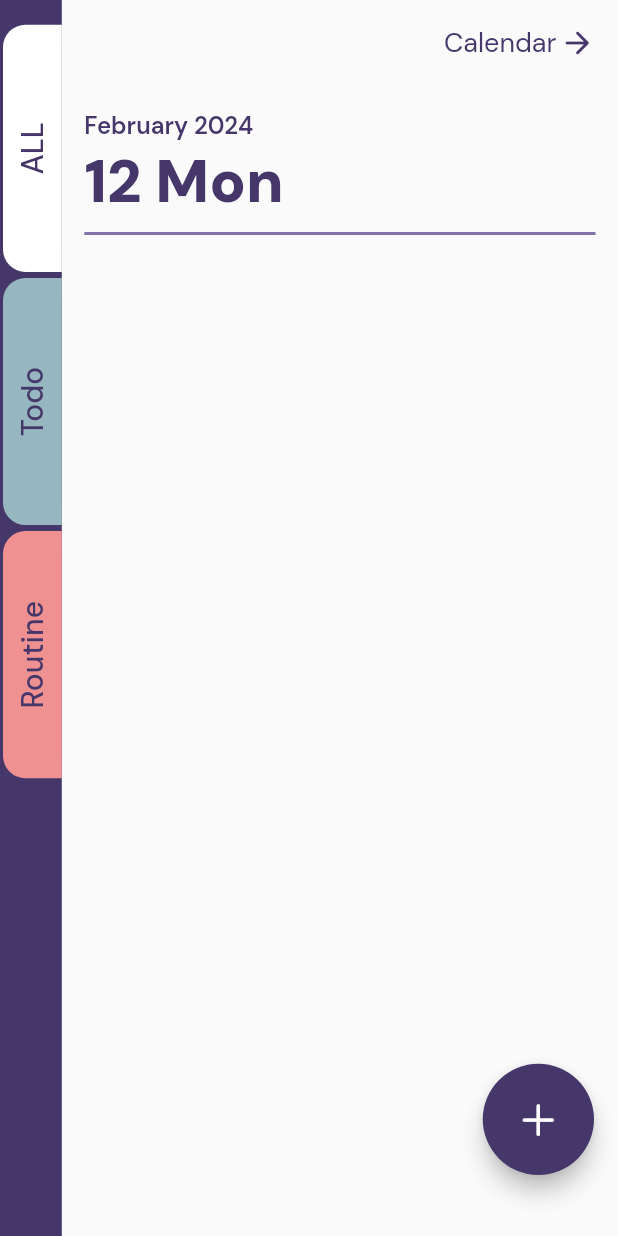
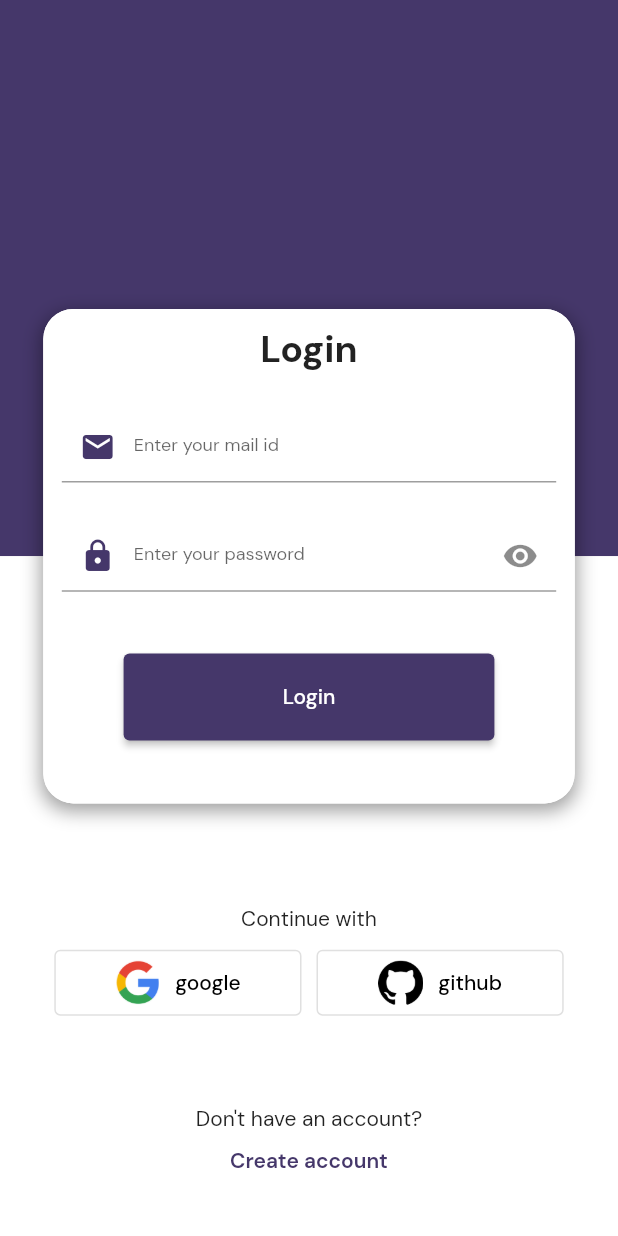
Before and after one commit to sujisujitha1999/todo-app, a Flutter app: the screen it shows after launch, on a phone screen of 412 x 824 dp. Run offline on Flutter 3.47's test engine with Material 2 defaults, Android fonts, the phone set to English and light mode, and no system bars; our stand-ins replace cloud_firestore, firebase_auth, firebase_core, get, google_fonts, logger; accounts and stored records are empty.

Commit message:
email authenticaton implemented

```diff
--- a/lib/constant.dart
+++ b/lib/constant.dart
@@ -3,3 +3,4 @@ import 'package:flutter/material.dart';
 Color violet = Color(0xff45376a);
 Color todoColor = Color(0xff97b7c0);
 Color routinecolor = Color(0xffef9191);
+Color backgroundColor = Color(0xffddd0c8);
--- a/lib/main.dart
+++ b/lib/main.dart
@@ -1,6 +1,7 @@
 import 'package:firebase_core/firebase_core.dart';
 import 'package:flutter/material.dart';
 import 'package:get/get.dart';
+import 'package:todo_app/pages/login/login_controller.dart';
 
 import 'firebase_options.dart';
 import 'pages/add_item/add_item_controller.dart';
@@ -14,6 +15,7 @@ void main() async {
   );
   Get.put(AddItemController());
   Get.put(TodoListController());
+  Get.put(LoginController());
   runApp(const MyApp());
 }
 
--- /dev/null
+++ b/lib/pages/login/login_controller.dart
@@ -0,0 +1,50 @@
+import 'package:firebase_auth/firebase_auth.dart';
+import 'package:flutter/widgets.dart';
+import 'package:get/get.dart';
+import 'package:todo_app/firebase/firebase_authentication.dart';
+import 'package:todo_app/pages/login/login_view.dart';
+import 'package:todo_app/pages/todo_list/todo_list_controller.dart';
+import 'package:todo_app/pages/todo_list/todo_list_view.dart';
+import 'package:todo_app/utils.dart' as u;
+
+class LoginController extends GetxController {
+  TextEditingController emailController = TextEditingController();
+  TextEditingController passwordController = TextEditingController();
+
+  validateEmailAndPassword() {
+    if (emailController.text.isEmpty) {
+      u.showWarning("Warning", "Please Enter email id");
+      return;
+    } else if (passwordController.text.isEmpty) {
+      u.showWarning("Warning", "Please Enter password");
+    } else if (passwordController.text.length < 6) {
+      u.showWarning("Warning", "Please give password Atleast 6 characters");
+      return;
+    }
+  }
+
+  onLogin() {
+    validateEmailAndPassword();
+    FirebaseAuthentication()
+        .createNewUser(emailController.text, passwordController.text)
+        .then((value) {
+      if (value == null) {
+        print("Logged in successfully.");
+        Get.offAll(() => HomeView());
+      } else {
+        print(value);
+      }
+    });
+  }
+
+  checkUserLoggedInOrNot() {
+    FirebaseAuth.instance.authStateChanges().listen((user) {
+      if (user == null) {
+        Get.offAll(() => LoginView());
+      } else {
+        Get.find<TodoListController>().getTodos();
+        Get.offAll(() => HomeView());
+      }
+    });
+  }
+}
--- /dev/null
+++ b/lib/pages/login/login_view.dart
@@ -0,0 +1,215 @@
+import 'package:flutter/material.dart';
+import 'package:get/get.dart';
+import 'package:google_fonts/google_fonts.dart';
+import 'package:todo_app/constant.dart';
+import 'package:todo_app/pages/login/login_controller.dart';
+import 'package:todo_app/utils.dart' as u;
+
+class LoginView extends GetView<LoginController> {
+  const LoginView({super.key});
+
+  @override
+  Widget build(BuildContext context) {
+    double height = MediaQuery.of(context).size.height;
+    double width = MediaQuery.of(context).size.width;
+    return Scaffold(
+      resizeToAvoidBottomInset: false,
+      // backgroundColor: backgroundColor,
+      body: Stack(
+        children: [
+          SingleChildScrollView(
+            child: Column(
+              mainAxisAlignment: MainAxisAlignment.center,
+              children: [
+                Container(
+                  width: width,
+                  height: height * .45,
+                  color: violet,
+                ),
+                Container(
+                  color: Colors.white,
+                  width: width,
+                  height: height * .55,
+                  child: Column(
+                    mainAxisAlignment: MainAxisAlignment.end,
+                    children: [
+                      const u.TextWithDmSans(
+                        text: "Continue with",
+                      ),
+                      u.vFill(10),
+                      Row(
+                        children: [
+                          const Spacer(),
+                          SizedBox(
+                            width: width * .4,
+                            child: OutlinedButton(
+                              style: OutlinedButton.styleFrom(
+                                  padding:
+                                      const EdgeInsets.symmetric(vertical: 7)),
+                              onPressed: () {},
+                              child: Row(
+                                mainAxisAlignment: MainAxisAlignment.center,
+                                children: [
+                                  Image.asset(
+                                    "images/google.png",
+                                    height: 30,
+                                    width: 30,
+                                  ),
+                                  u.hFill(10),
+                                  const u.TextWithDmSans(
+                                    text: "google",
+                                    color: Colors.black,
+                                  )
+                                ],
+                              ),
+                            ),
+                          ),
+                          u.hFill(10),
+                          SizedBox(
+                            width: width * .4,
+                            child: OutlinedButton(
+                              style: OutlinedButton.styleFrom(
+                                  padding:
+                                      const EdgeInsets.symmetric(vertical: 7)),
+                              onPressed: () {},
+                              child: Row(
+                                mainAxisAlignment: MainAxisAlignment.center,
+                                children: [
+                                  Image.asset(
+                                    "images/github.png",
+                                    height: 30,
+                                    width: 30,
+                                  ),
+                                  u.hFill(10),
+                                  const u.TextWithDmSans(
+                                    text: "github",
+                                    color: Colors.black,
+                                  )
+                                ],
+                              ),
+                            ),
+                          ),
+                          const Spacer(),
+                        ],
+                      ),
+                      u.vFill(height * .07),
+                      const u.TextWithDmSans(
+                        text: "Don't have an account?",
+                      ),
+                      u.vFill(10),
+                      InkWell(
+                        child: u.TextWithDmSans(
+                          text: "Create account",
+                          weight: FontWeight.w600,
+                          color: violet,
+                        ),
+                      ),
+                      u.vFill(height * .05)
+                    ],
+                  ),
+                )
+              ],
+            ),
+          ),
+          Positioned(
+            top: height * .25,
+            child: Container(
+              width: width * .86,
+              margin: EdgeInsets.symmetric(horizontal: width * .07),
+              padding:
+                  EdgeInsets.symmetric(horizontal: width * .03, vertical: 10),
+              height: height * .4,
+              decoration: BoxDecoration(
+                  borderRadius: BorderRadius.circular(20),
+                  color: Colors.white,
+                  boxShadow: u.getBoxShadow()),
+              child: Column(
+                children: [
+                  const u.TextWithDmSans(
+                    text: "Login",
+                    fontSize: 25,
+                    weight: FontWeight.w700,
+                  ),
+                  u.vFill(height * .03),
+                  TextFormField(
+                    controller: controller.emailController,
+                    decoration: InputDecoration(
+                        // focusColor: violet,
+                        focusedBorder: UnderlineInputBorder(
+                            borderSide: BorderSide(color: violet)),
+                        hintStyle: GoogleFonts.dmSans(fontSize: 12),
+                        hintText: "Enter your mail id",
+                        prefixIcon: Icon(
+                          Icons.email,
+                          color: violet,
+                        )),
+                  ),
+                  u.vFill(height * .03),
+                  TextFormField(
+                    controller: controller.passwordController,
+                    decoration: InputDecoration(
+                        focusedBorder: UnderlineInputBorder(
+                            borderSide: BorderSide(color: violet)),
+                        hintStyle: GoogleFonts.dmSans(fontSize: 12),
+                        hintText: "Enter your password",
+                        prefixIcon: Icon(
+                          Icons.lock,
+                          color: violet,
+                        ),
+                        suffixIcon: const Icon(
+                          Icons.visibility,
+                        )),
+                  ),
+                  u.vFill(height * .05),
+                  SizedBox(
+                    width: width * .6,
+                    child: ElevatedButton(
+                        style: ElevatedButton.styleFrom(
+                            backgroundColor: violet,
+                            padding: const EdgeInsets.symmetric(vertical: 20)),
+                        onPressed: () {
+                          controller.onLogin();
+                        },
+                        child: const u.TextWithDmSans(
+                          text: "Login",
+                        )),
+                  )
+                ],
+              ),
+            ),
+          )
+        ],
+      ),
+    );
+  }
+}
+
+class LoginFormField extends StatelessWidget {
+  const LoginFormField(
+      {super.key,
+      required this.hint,
+      required this.data,
+      this.isPasswordField});
+  final String hint;
+  final IconData data;
+  final Icon? isPasswordField;
+  @override
+  Widget build(BuildContext context) {
+    return TextFormField(
+      decoration: InputDecoration(
+          prefixIcon: Icon(
+            data,
+            color: violet,
+          ),
+          suffixIcon: isPasswordField,
+          border: const OutlineInputBorder(
+              borderSide: BorderSide(color: Colors.black)),
+          hintStyle: TextStyle(color: violet),
+          hintText: hint,
+          focusedBorder:
+              OutlineInputBorder(borderSide: BorderSide(color: violet)),
+          enabledBorder:
+              OutlineInputBorder(borderSide: BorderSide(color: violet))),
+    );
+  }
+}
--- a/lib/utils.dart
+++ b/lib/utils.dart
@@ -104,3 +104,23 @@ showWarning(String title, String msg) {
       backgroundColor: Colors.amber.shade50,
       colorText: Colors.orange);
 }
+
+List<BoxShadow> getBoxShadow() {
+  return const [
+    BoxShadow(
+      color: Colors.black38,
+      offset: Offset(
+        0,
+        4,
+      ),
+      blurRadius: 10,
+      spreadRadius: 1.0,
+    ),
+    BoxShadow(
+      color: Colors.white,
+      offset: Offset(0.0, 0.0),
+      blurRadius: 0.0,
+      spreadRadius: 0.0,
+    ),
+  ];
+}
--- a/pubspec.yaml
+++ b/pubspec.yaml
@@ -30,6 +30,7 @@ environment:
 dependencies:
   cloud_firestore: ^4.14.0
   cupertino_icons: ^1.0.2
+  firebase_auth: ^4.16.0
   firebase_core: ^2.24.2
   flutter:
     sdk: flutter
@@ -53,8 +54,8 @@ flutter:
   # the material Icons class.
   uses-material-design: true
   # To add assets to your application, add an assets section, like this:
-  # assets:
-  #   - images/a_dot_burr.jpeg
+  assets:
+    - images/
   #   - images/a_dot_ham.jpeg
   # An image asset can refer to one or more resolution-specific "variants", see
   # https://flutter.dev/assets-and-images/#resolution-aware
```
Also changed, not shown: lib/firebase/firebase_authentication.dart (added, +36 -0 lines), lib/pages/splash/splash_screen.dart (+2 -7 lines), images/github.png (added), images/google.png (added).
